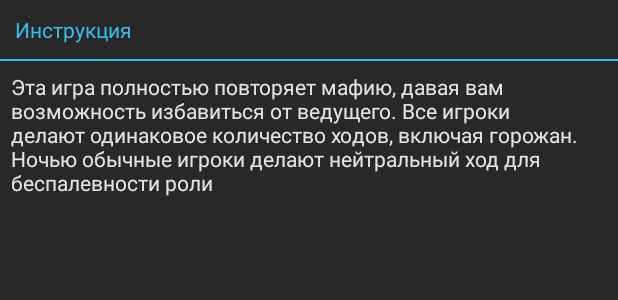
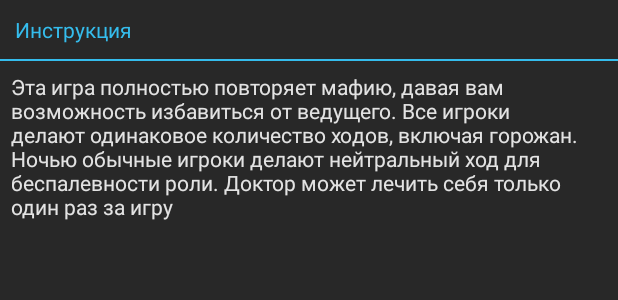
Before and after one commit to OSLL/practice20-mafia, an Android app: the layout dialog.xml on its own in the app's theme, with its tools: preview values and no code run, on a phone screen of 412 x 824 dp. Shown: the top 300 px of the screen. Run offline under Robolectric (Android 15) with nearby library versions, the phone set to English and light mode, and no system bars.

Commit message:
Upd instruction

```diff
--- a/app/src/main/res/values/strings.xml
+++ b/app/src/main/res/values/strings.xml
@@ -17,5 +17,6 @@
     <string name="instruction">Instruction</string>
     <string name="dialogTitle">Инструкция</string>
     <string name="instructionText">Эта игра полностью повторяет мафию, давая вам возможность избавиться от ведущего. Все игроки
-        делают одинаковое количество ходов, включая горожан. Ночью обычные игроки делают нейтральный ход для беспалевности роли</string>
+        делают одинаковое количество ходов, включая горожан. Ночью обычные игроки делают нейтральный ход для беспалевности роли.
+        Доктор может лечить себя только один раз за игру</string>
 </resources>
```
